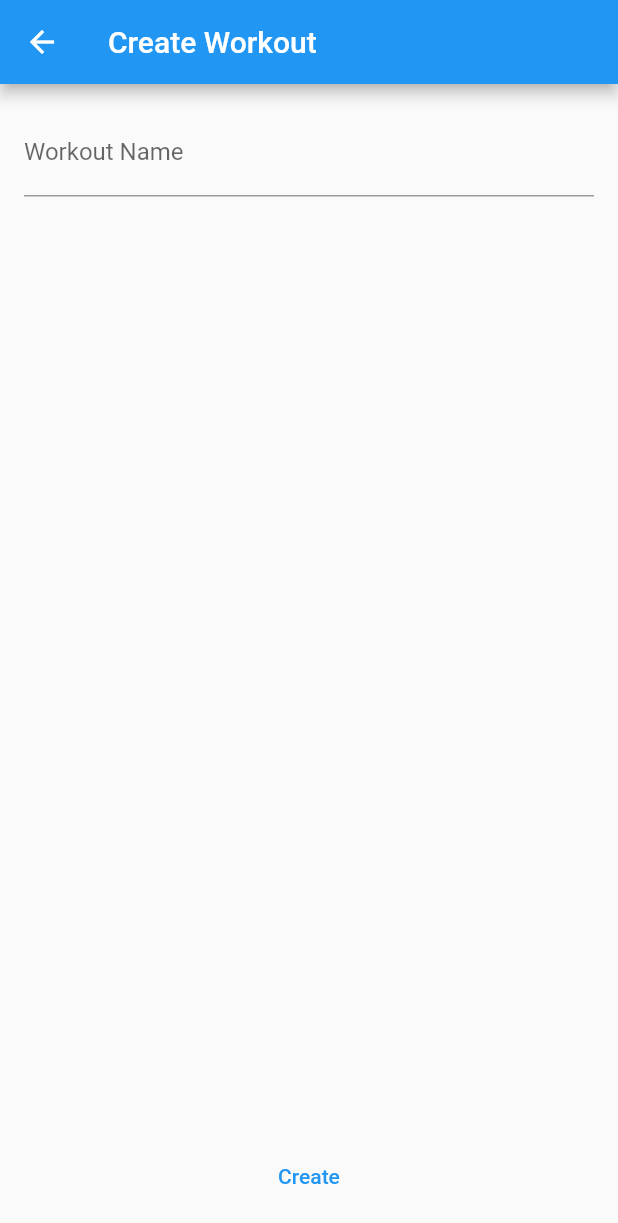
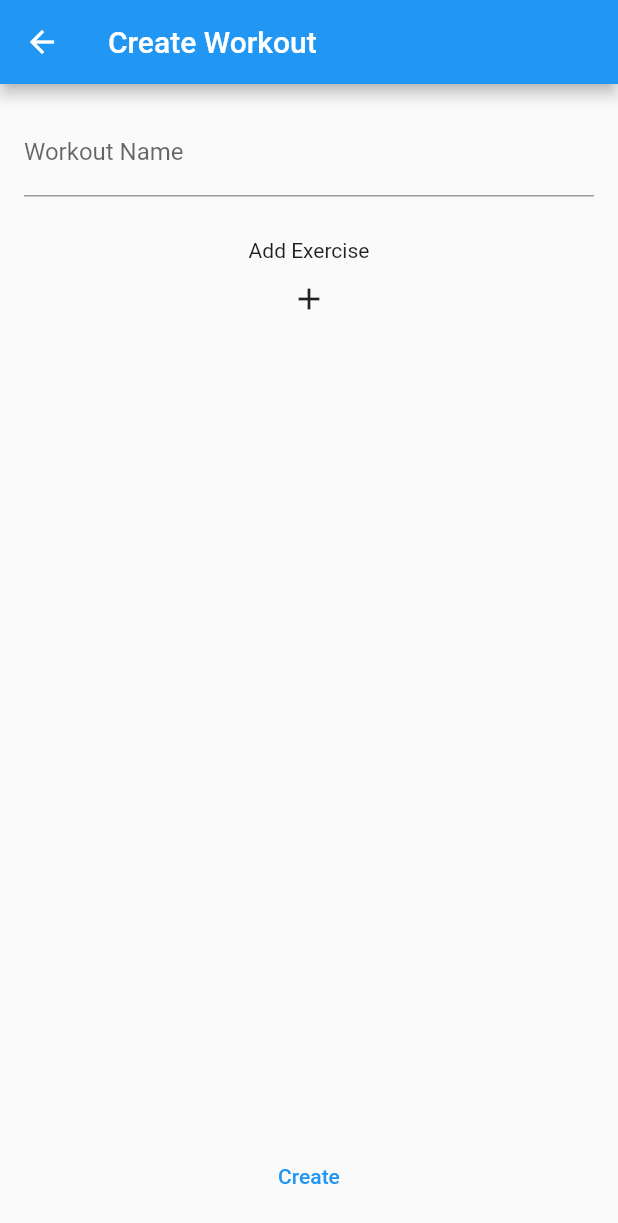
Before and after one commit to cherking19/EC463_SmartExerciseSystem, a Flutter app: the CreateWorkoutRoute screen opened directly, on a phone screen of 412 x 824 dp. Shown: the top 1223 px of the screen. Run offline on Flutter 3.47's test engine with Material 2 defaults, Android fonts, the phone set to English and light mode, and no system bars.

Commit message:
Create workout classes and functionality for adding workouts

```diff
--- a/smart_gym/lib/main.dart
+++ b/smart_gym/lib/main.dart
@@ -1,4 +1,5 @@
 import 'package:flutter/material.dart';
+import 'workout.dart';
 
 void main() {
   runApp(const MyApp());
@@ -173,6 +174,13 @@ class CreateWorkoutForm extends StatefulWidget {
 class CreateWorkoutFormState extends State<CreateWorkoutForm> {
   final _formKey = GlobalKey<FormState>();
 
+  WorkoutRoutine routine = WorkoutRoutine();
+
+  void addExercise() {
+    int index = routine.addExercise();
+    setState(() {});
+  }
+
   @override
   Widget build(BuildContext context) {
     return Form(
@@ -191,6 +199,22 @@ class CreateWorkoutFormState extends State<CreateWorkoutForm> {
                 }
                 return null;
               },
+            ),
+            ListView.builder(
+              shrinkWrap: true,
+              padding: const EdgeInsets.all(8.0),
+              itemCount: routine.getExercises().length,
+              itemBuilder: (BuildContext context, int index) {
+                return Text('Exercise $index');
+              },
+            ),
+            const Padding(
+              padding: EdgeInsets.fromLTRB(0.0, 12.0, 0.0, 0.0),
+              child: Text('Add Exercise'),
+            ),
+            IconButton(
+              icon: const Icon(Icons.add),
+              onPressed: addExercise,
             ),
             Expanded(
               child: Align(
--- /dev/null
+++ b/smart_gym/lib/workout.dart
@@ -0,0 +1,28 @@
+class Exercise {
+  String _name = '';
+  List<int> _sets = [];
+
+  Exercise() {
+    _name = '';
+    _sets = [];
+  }
+}
+
+class WorkoutRoutine {
+  String _name = '';
+  List<Exercise> _exercises = [];
+
+  WorkoutRoutine() {
+    _name = '';
+    _exercises = [];
+  }
+
+  int addExercise() {
+    _exercises.add(Exercise());
+    return _exercises.length - 1;
+  }
+
+  List<Exercise> getExercises() {
+    return _exercises;
+  }
+}
```
